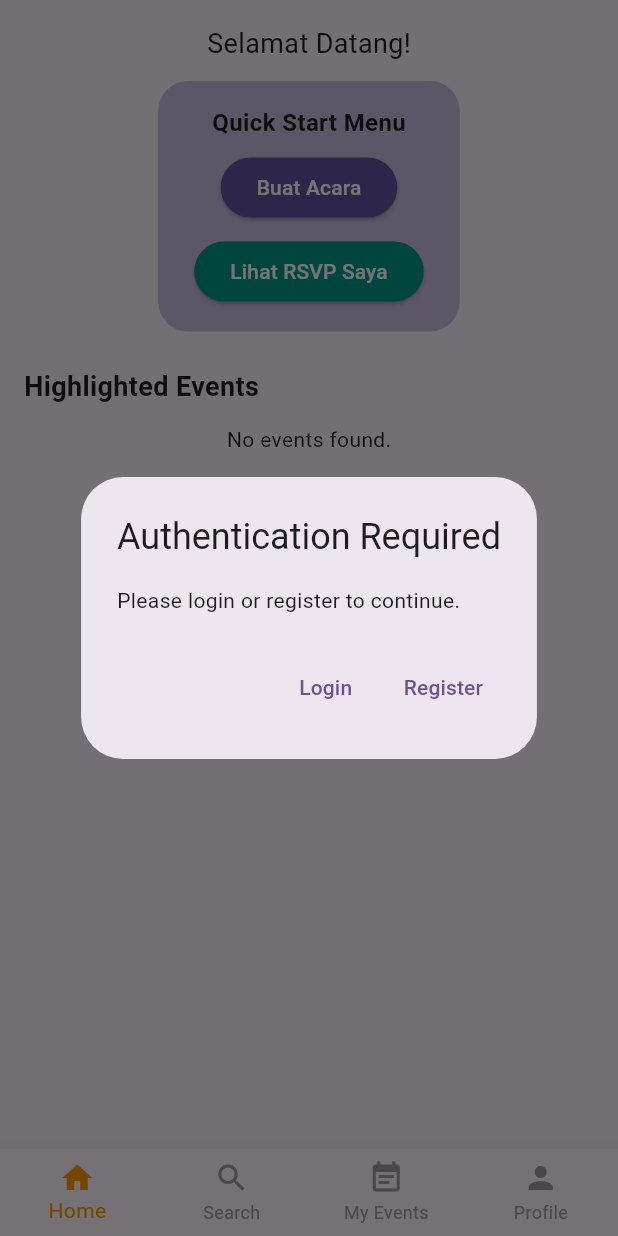
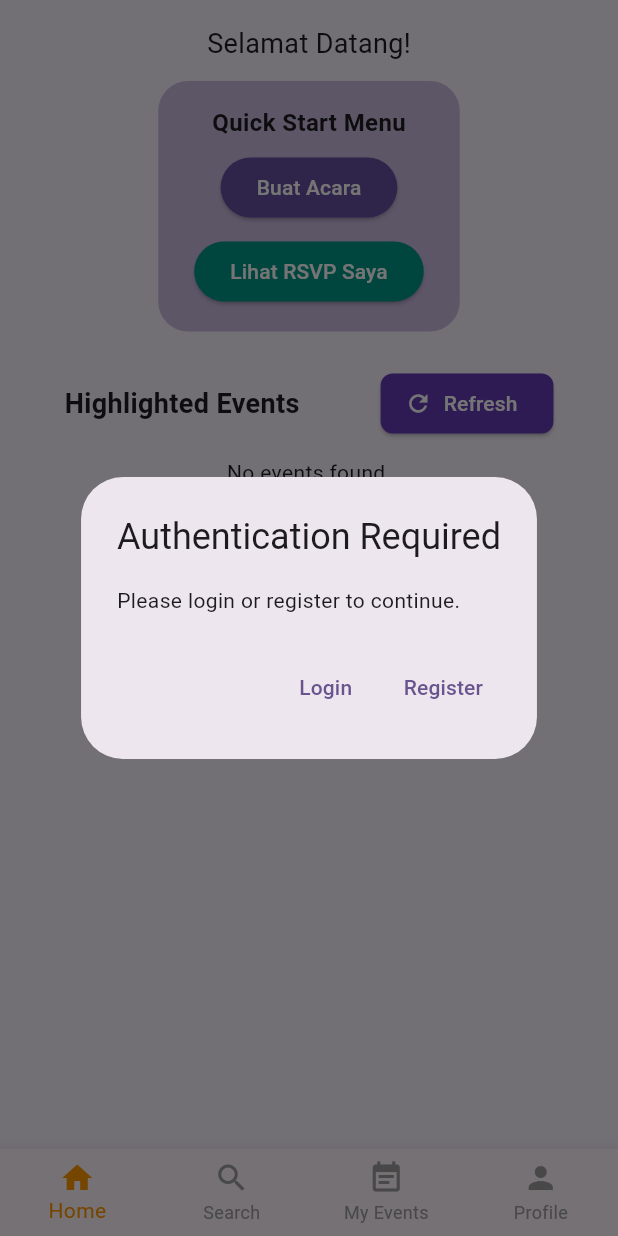
Before and after one commit to rantositorus/EventKita-app, a Flutter app: the screen it shows after launch, after a tap on "Buat Acara", on a phone screen of 412 x 824 dp. Run offline on Flutter 3.47's test engine with Material 3 defaults, Android fonts, the phone set to English and light mode, and no system bars; our stand-ins replace cloud_firestore, dartz, equatable, firebase_auth, firebase_core, flutter_bloc and 2 more; accounts and stored records are empty.

Commit message:
added refresh button in home and search page

```diff
--- a/lib/features/register/personal_info.dart
+++ b/lib/features/register/personal_info.dart
@@ -258,7 +258,7 @@ class _PersonalInfoState extends State<PersonalInfo> {
                         }
                       ).copyWith(
                         // Override hint behavior for Dropdown if a value is selected
-                        hintText: _selectedGender == null ? 'Dropdown' : null,
+                        hintText: _selectedGender == null ? 'Gender' : null,
                       ),
                       style: const TextStyle(fontSize: 16, color: Colors.black87), // Ensure text color is visible
                       icon: Icon(Icons.arrow_drop_down, color: Colors.grey[700]),
--- a/lib/screens/homepage.dart
+++ b/lib/screens/homepage.dart
@@ -3,6 +3,7 @@ import 'package:firebase_auth/firebase_auth.dart';
 import '../assets/components/event_card.dart';
 import '../screens/event_detail_page.dart';
 import '../screens/myrsvp_page.dart';
+import '../features/event_management/presentation/screens/create_event_page.dart';
 import '../services/firestore_profile.dart';
 import '../services/firestore_events.dart';
 
@@ -45,7 +46,10 @@ class _HomePageState extends State<HomePage> {
     if (user == null) {
       _showLoginDialog();
     } else {
-      // Navigator.pushNamed(context, 'create_event');
+      Navigator.push(
+        context,
+        MaterialPageRoute(builder: (_) => const CreateEventPage()),
+      );
     }
   }
 
@@ -140,10 +144,22 @@ class _HomePageState extends State<HomePage> {
                         ),
                       ),
                       const SizedBox(height: 24),
-                      const Text(
-                        'Highlighted Events',
-                        style: TextStyle(
-                            fontSize: 18, fontWeight: FontWeight.bold),
+                      Row(
+                        mainAxisAlignment: MainAxisAlignment.spaceAround,
+                        children: [
+                          Text(
+                            'Highlighted Events',
+                            style: TextStyle(
+                                fontSize: 18, fontWeight: FontWeight.bold),
+                          ),
+                          ElevatedButton.icon(
+                            label: const Text('Refresh'),
+                            icon: Icon(Icons.refresh),
+                            onPressed: () {
+                              setState(() {});
+                            },
+                          )
+                        ],
                       ),
                       const SizedBox(height: 12),
                       FutureBuilder(
@@ -169,6 +185,7 @@ class _HomePageState extends State<HomePage> {
                               event: event,
                               user: user,
                               onDetails: (ctx, user) {
+                                setState(() {});
                                 Navigator.push(
                                   ctx,
                                   MaterialPageRoute(
--- a/lib/screens/search.dart
+++ b/lib/screens/search.dart
@@ -47,7 +47,23 @@ class _SearchPageState extends State<SearchPage> {
                   ),
                 ),
               ),
-              const SizedBox(height: 16),
+              const SizedBox(height: 8),
+              Row(
+                mainAxisAlignment: MainAxisAlignment.end,
+                children: [
+                  ElevatedButton.icon(
+                    label: const Text("Refresh"),
+                    icon: Icon(Icons.refresh),
+                    onPressed: () {
+                      setState(() {
+                        searchQuery = '';
+                        searchController.clear();
+                      });
+                    },
+                  )
+                ],
+              ),
+              const SizedBox(height: 8),
               FutureBuilder<List<Map<String, dynamic>>>(
                 future: firestoreEvents.getEvents(),
                 builder: (context, eventsSnapshot) {
--- a/lib/services/firestore_rsvp.dart
+++ b/lib/services/firestore_rsvp.dart
@@ -118,7 +118,7 @@ class FirestoreRsvpService {
 
     int total = 0;
     for (final doc in snapshot.docs) {
-      total += (doc.data()['attending'] ?? 1) as int;;
+      total += (doc.data()['attending'] ?? 1) as int;
     }
     return total;
   }
```
Also changed, not shown: lib/screens/profile_page.dart (+7 -0 lines), pubspec.lock.
